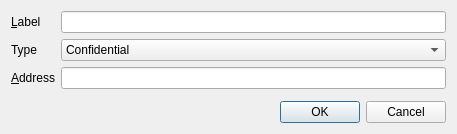
Above: src/qt/forms/editaddressdialog.ui from Bitcoin-Confidential/BitcoinC-Core before the change. Below: the same form after it.
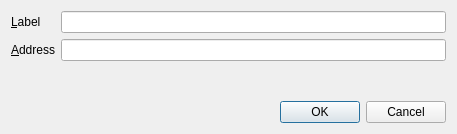
That is the form after the change. Custom widgets are drawn as their Qt base class.

Commit message: qt: New stake reward tab, New stake addresses tab, Address book refactor

The edit to the form file:
```diff
--- a/src/qt/forms/editaddressdialog.ui
+++ b/src/qt/forms/editaddressdialog.ui
@@ -36,8 +36,8 @@
        </property>
       </widget>
      </item>
-     <item row="2" column="0">
-      <widget class="QLabel" name="label_2">
+     <item row="1" column="0">
+      <widget class="QLabel" name="lblAddressText">
        <property name="text">
         <string>&amp;Address</string>
        </property>
@@ -46,42 +46,13 @@
        </property>
       </widget>
      </item>
-     <item row="2" column="1">
+     <item row="1" column="1">
       <widget class="QValidatedLineEdit" name="addressEdit">
        <property name="toolTip">
         <string>The address associated with this address list entry. This can only be modified for sending addresses.</string>
        </property>
       </widget>
      </item>
-     <item row="1" column="1">
-      <widget class="QComboBox" name="cbxType">
-       <property name="locale">
-        <locale language="English" country="UnitedKingdom"/>
-       </property>
-       <item>
-        <property name="text">
-         <string>Confidential</string>
-        </property>
-       </item>
-       <item>
-        <property name="text">
-         <string>Stake</string>
-        </property>
-       </item>
-       <item>
-        <property name="text">
-         <string>Return</string>
-        </property>
-       </item>
-      </widget>
-     </item>
-     <item row="1" column="0">
-      <widget class="QLabel" name="lblType">
-       <property name="text">
-        <string>Type</string>
-       </property>
-      </widget>
-     </item>
     </layout>
    </item>
    <item>
```
The commit also changes 25 other files.
